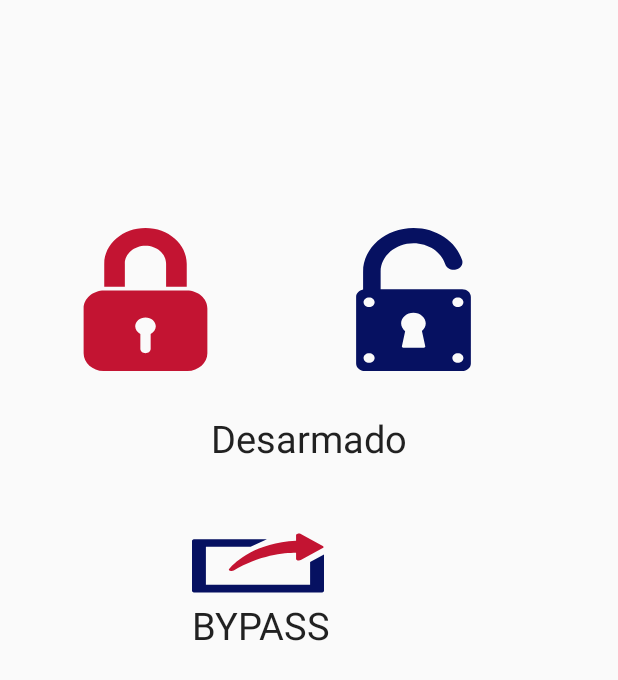
After one commit to JoaoCumbula/ProjectBasse, an Android app: the ArmarTudo screen opened directly, with no data from a screen before it, on a phone screen of 412 x 824 dp. The commit adds this screen. Shown: the top 680 px of the screen. Run offline under Robolectric (Android 15) with nearby library versions, the phone set to English and light mode, and no system bars; our stand-ins replace Firebase (no records; nobody signed in at launch, a user with empty details on screens opened directly); 3 statements that could not run were skipped.

Commit message:
ProjectBasse

```diff
--- a/app/src/main/AndroidManifest.xml
+++ b/app/src/main/AndroidManifest.xml
@@ -26,7 +26,8 @@
             android:name=".Others.MainActivity"
             android:theme="@style/Theme.AppCompat.Light.NoActionBar" />
         <activity android:name=".Others.Cadastro" />
-        <activity android:name=".Others.ArmarDesarmar"></activity>
+        <activity android:name=".Others.ArmarDesarmar" />
+        <activity android:name=".Others.ArmarTudo"></activity>
     </application>
 
 </manifest>
--- a/app/src/main/java/com/example/aspire/projectba/Fragments/FragmentPrincipal.java
+++ b/app/src/main/java/com/example/aspire/projectba/Fragments/FragmentPrincipal.java
@@ -93,8 +93,8 @@ public class FragmentPrincipal extends Fragment {
         });
         recyclerView = (RecyclerView) vi.findViewById(R.id.recyclerrvi);
         LinearLayoutManager mLayoutManager = new LinearLayoutManager(getActivity());
-        mLayoutManager.setReverseLayout(true);
-        mLayoutManager.setStackFromEnd(true);
+        // mLayoutManager.setReverseLayout(true);
+        //  mLayoutManager.setStackFromEnd(true);
         recyclerView.setLayoutManager(mLayoutManager);
         recyclerView.setHasFixedSize(true);
         adapter = new RecyclerViewAdapter(this, getContext());
--- /dev/null
+++ b/app/src/main/java/com/example/aspire/projectba/Others/ArmarTudo.java
@@ -0,0 +1,102 @@
+package com.example.aspire.projectba.Others;
+
+import android.Manifest;
+import android.content.Intent;
+import android.content.pm.PackageManager;
+import android.os.Bundle;
+import android.support.v4.app.ActivityCompat;
+import android.support.v4.content.ContextCompat;
+import android.support.v7.app.AppCompatActivity;
+import android.telephony.SmsManager;
+import android.view.View;
+import android.widget.Button;
+import android.widget.TextView;
+import android.widget.Toast;
+
+import com.example.aspire.projectba.R;
+import com.google.firebase.auth.FirebaseUser;
+
+public class ArmarTudo extends AppCompatActivity {
+
+    int MY_PERMISSIONS_REQUEST_REQUEST_SMS = 1;
+    SmsManager manager;
+    FirebaseUser user;
+    int getContacto, getCodAuto;
+    String getStatus;
+    private Button armar, desarmar, bypass;
+    private TextView status;
+
+    @Override
+    protected void onCreate(Bundle savedInstanceState) {
+        super.onCreate(savedInstanceState);
+        setContentView(R.layout.activity_armar_tudo);
+
+        manager = SmsManager.getDefault();
+        user = Conexao.getFirebaseUser();
+
+        armar = (Button) findViewById(R.id.buttonArmar);
+        desarmar = (Button) findViewById(R.id.buttonDesarmar);
+        bypass = (Button) findViewById(R.id.bypass);
+        status = (TextView) findViewById(R.id.status);
+
+        Intent intent = getIntent();
+        final String getMorada = intent.getExtras().getString("Morada");
+        getContacto = intent.getExtras().getInt("Contacto");
+        getCodAuto = intent.getExtras().getInt("CodAutorizacao");
+
+        armarDesarmarTudo();
+    }
+
+    public void armarDesarmarTudo() {
+        armar.setOnClickListener(new View.OnClickListener() {
+            @Override
+            public void onClick(View v) {
+                armar(getContacto, getCodAuto);
+                status.setText("Armado");
+                getStatus = status.getText().toString().trim();
+            }
+        });
+        desarmar.setOnClickListener(new View.OnClickListener() {
+            @Override
+            public void onClick(View v) {
+                desarmar(getContacto, getCodAuto);
+                status.setText("Desarmado");
+                getStatus = status.getText().toString().trim();
+            }
+        });
+        bypass.setOnClickListener(new View.OnClickListener() {
+            @Override
+            public void onClick(View v) {
+                Intent intent = new Intent(ArmarTudo.this, ArmarDesarmar.class);
+                intent.putExtra("Contacto", getContacto);
+                intent.putExtra("CodAutorizacao", getCodAuto);
+                intent.putExtra("Status", getStatus);
+                // start the activity
+                startActivity(intent);
+            }
+        });
+    }
+
+
+    public void armar(int getContacto, int getCodAuto) {
+        if (ContextCompat.checkSelfPermission(this, Manifest.permission.SEND_SMS)
+                != PackageManager.PERMISSION_GRANTED) {
+            ActivityCompat.requestPermissions(this, new String[]{Manifest.permission.SEND_SMS},
+                    MY_PERMISSIONS_REQUEST_REQUEST_SMS);
+        } else {
+            // manager.sendTextMessage(String.valueOf(getContacto), null, getCodAuto + " arm " + getZona, null, null);
+            Toast.makeText(this, "Armado", Toast.LENGTH_SHORT).show();
+        }
+    }
+
+    public void desarmar(int getContacto, int getCodAuto) {
+        if (ContextCompat.checkSelfPermission(this, Manifest.permission.SEND_SMS)
+                != PackageManager.PERMISSION_GRANTED) {
+            ActivityCompat.requestPermissions(this, new String[]{Manifest.permission.SEND_SMS},
+                    MY_PERMISSIONS_REQUEST_REQUEST_SMS);
+        } else {
+            //manager.sendTextMessage(String.valueOf(getContacto), null, getCodAuto + " disarm " + getZona, null, null);
+            Toast.makeText(this, "Desarmado", Toast.LENGTH_SHORT).show();
+        }
+    }
+}
--- /dev/null
+++ b/app/src/main/res/drawable/ic_logout_button.xml
@@ -0,0 +1,12 @@
+<vector xmlns:android="http://schemas.android.com/apk/res/android"
+    android:width="24dp"
+    android:height="24dp"
+    android:viewportHeight="95.0"
+    android:viewportWidth="95.0">
+    <path
+        android:fillColor="#061161"
+        android:pathData="M85,46.07v30.28H10V26.01h32.17l11.75,-10H2c-1.1,0 -2,0.9 -2,2v66.33c0,1.1 0.9,2 2,2h91c1.1,0 2,-0.9 2,-2V36.29L85,46.07z" />
+    <path
+        android:fillColor="#c31432"
+        android:pathData="M26.71,55.26c-0.42,0.9 -0.13,1.97 0.7,2.52c0.34,0.23 0.73,0.34 1.11,0.34c0.55,0 1.09,-0.23 1.48,-0.66c18.6,-20.49 36.11,-23.55 44.9,-23.55v8.35c0,0.81 0.49,1.54 1.23,1.85c0.75,0.31 1.61,0.14 2.18,-0.43l15.8,-15.81c0.78,-0.78 0.78,-2.05 0,-2.83L78.31,9.24c-0.57,-0.57 -1.43,-0.74 -2.18,-0.43c-0.75,0.31 -1.23,1.04 -1.23,1.85v7.37C45.91,20.88 31.54,45.02 26.71,55.26z" />
+</vector>
--- /dev/null
+++ b/app/src/main/res/drawable/ic_open_lock.xml
@@ -0,0 +1,9 @@
+<vector xmlns:android="http://schemas.android.com/apk/res/android"
+    android:width="24dp"
+    android:height="24dp"
+    android:viewportHeight="376.312"
+    android:viewportWidth="376.312">
+    <path
+        android:fillColor="#061161"
+        android:pathData="M299,161.3H113.2v-46.3c0,-41.3 33.6,-75 75,-75c33.8,0 63.5,22.7 72.4,55.2c2.9,10.7 13.9,16.9 24.5,14.1c10.7,-2.9 16.9,-13.9 14.1,-24.5C285.5,34.8 239.9,0 188.2,0C124.8,0 73.2,51.6 73.2,115v46.7c-9.1,1.9 -15.9,10 -15.9,19.6v175c0,11 9,20 20,20h221.7c11,0 20,-9 20,-20V181.3C319,170.2 310,161.3 299,161.3zM86.9,354.6c-6.9,0 -12.6,-5.6 -12.6,-12.6s5.6,-12.6 12.6,-12.6s12.6,5.6 12.6,12.6S93.8,354.6 86.9,354.6zM86.9,208.1c-6.9,0 -12.6,-5.6 -12.6,-12.6s5.6,-12.6 12.6,-12.6s12.6,5.6 12.6,12.6S93.8,208.1 86.9,208.1zM215,310.9c0.4,2.2 -1.1,3.9 -3.3,3.9h-46.7c-2.2,0 -3.7,-1.8 -3.3,-3.9l7.4,-39.4c-5.6,-5.1 -9.2,-12.5 -9.2,-20.7c0,-15.5 12.6,-28.1 28.1,-28.1s28.1,12.6 28.1,28.1c0,8 -3.3,15.2 -8.7,20.3L215,310.9zM289.4,354.6c-6.9,0 -12.6,-5.6 -12.6,-12.6s5.6,-12.6 12.6,-12.6s12.6,5.6 12.6,12.6S296.4,354.6 289.4,354.6zM289.4,208.1c-6.9,0 -12.6,-5.6 -12.6,-12.6s5.6,-12.6 12.6,-12.6s12.6,5.6 12.6,12.6S296.4,208.1 289.4,208.1z" />
+</vector>
--- /dev/null
+++ b/app/src/main/res/drawable/ic_rectangular_closed_padlock_lock_interface_symbol.xml
@@ -0,0 +1,12 @@
+<vector xmlns:android="http://schemas.android.com/apk/res/android"
+    android:width="24dp"
+    android:height="24dp"
+    android:viewportHeight="579.358"
+    android:viewportWidth="579.359">
+    <path
+        android:fillColor="#c31432"
+        android:pathData="M434.5,238.2v-93.3C434.5,65 369.6,0 289.7,0C209.8,0 144.8,65 144.8,144.8v93.3h72.4v-93.3c-0,-40 32.5,-72.4 72.4,-72.4c39.9,0 72.4,32.5 72.4,72.4v93.3H434.5z" />
+    <path
+        android:fillColor="#c31432"
+        android:pathData="M72.4,325.9v181.1c0,40 32.4,72.4 72.4,72.4h289.7c40,0 72.4,-32.4 72.4,-72.4V325.9c0,-40 -32.4,-72.4 -72.4,-72.4H144.8C104.8,253.5 72.4,285.9 72.4,325.9zM289.7,362.1c20,0 36.2,16.2 36.2,36.2c0,13.3 -7.5,24.4 -18.1,30.7v59.9c0,10 -8.1,18.1 -18.1,18.1c-10,0 -18.1,-8.1 -18.1,-18.1v-59.9c-10.6,-6.3 -18.1,-17.4 -18.1,-30.7C253.5,378.3 269.7,362.1 289.7,362.1z" />
+</vector>
--- /dev/null
+++ b/app/src/main/res/layout/activity_armar_tudo.xml
@@ -0,0 +1,60 @@
+<?xml version="1.0" encoding="utf-8"?>
+<RelativeLayout xmlns:android="http://schemas.android.com/apk/res/android"
+    xmlns:tools="http://schemas.android.com/tools"
+    android:layout_width="match_parent"
+    android:layout_height="match_parent"
+    tools:context="com.example.aspire.projectba.Others.ArmarTudo">
+
+
+    <Button
+        android:id="@+id/buttonArmar"
+        android:layout_width="110dp"
+        android:layout_height="95dp"
+        android:layout_alignParentStart="true"
+        android:layout_alignParentTop="true"
+        android:layout_marginStart="42dp"
+        android:layout_marginTop="152dp"
+        android:background="@drawable/ic_rectangular_closed_padlock_lock_interface_symbol" />
+
+    <TextView
+        android:id="@+id/status"
+        android:layout_width="wrap_content"
+        android:layout_height="wrap_content"
+        android:layout_below="@+id/buttonArmar"
+        android:layout_centerHorizontal="true"
+        android:layout_marginTop="27dp"
+        android:text="Desarmado"
+        android:textAppearance="?android:attr/textAppearanceLarge"
+        android:textSize="25sp" />
+
+
+    <Button
+        android:id="@+id/buttonDesarmar"
+        android:layout_width="110dp"
+        android:layout_height="95dp"
+        android:layout_above="@+id/status"
+        android:layout_toEndOf="@+id/textView4"
+        android:background="@drawable/ic_open_lock" />
+
+
+    <Button
+        android:id="@+id/bypass"
+        android:layout_width="wrap_content"
+        android:layout_height="wrap_content"
+        android:layout_alignStart="@+id/buttonArmar"
+        android:layout_below="@+id/status"
+        android:layout_marginStart="86dp"
+        android:layout_marginTop="42dp"
+        android:background="@drawable/ic_logout_button" />
+
+    <TextView
+        android:id="@+id/textView4"
+        android:layout_width="wrap_content"
+        android:layout_height="wrap_content"
+        android:layout_alignStart="@+id/bypass"
+        android:layout_below="@+id/bypass"
+        android:text="BYPASS"
+        android:textAppearance="?android:attr/textAppearanceLarge"
+        android:textSize="25sp" />
+
+</RelativeLayout>
--- a/app/src/main/res/layout/activity_fragment_definicoes.xml
+++ b/app/src/main/res/layout/activity_fragment_definicoes.xml
@@ -4,7 +4,6 @@
     xmlns:tools="http://schemas.android.com/tools"
     android:layout_width="match_parent"
     android:layout_height="match_parent"
-    android:background="@drawable/security"
     android:fitsSystemWindows="true"
     android:paddingBottom="16dp"
     android:paddingLeft="16dp"
--- a/app/src/main/res/layout/activity_fragment_principal.xml
+++ b/app/src/main/res/layout/activity_fragment_principal.xml
@@ -4,7 +4,6 @@
     xmlns:tools="http://schemas.android.com/tools"
     android:layout_width="match_parent"
     android:layout_height="match_parent"
-    android:background="@drawable/security"
     android:paddingBottom="16dp"
     android:paddingLeft="16dp"
     android:paddingRight="16dp"
--- a/app/src/main/res/layout/activity_fragment_zonas.xml
+++ b/app/src/main/res/layout/activity_fragment_zonas.xml
@@ -3,7 +3,6 @@
     xmlns:tools="http://schemas.android.com/tools"
     android:layout_width="match_parent"
     android:layout_height="match_parent"
-    android:background="@drawable/security"
     tools:context="com.example.aspire.projectba.Fragments.FragmentZonas">
 
 </android.support.constraint.ConstraintLayout>
--- a/app/src/main/res/layout/activity_login.xml
+++ b/app/src/main/res/layout/activity_login.xml
@@ -2,7 +2,6 @@
 <LinearLayout xmlns:android="http://schemas.android.com/apk/res/android"
     android:layout_width="match_parent"
     android:layout_height="match_parent"
-    android:background="@drawable/security"
     android:orientation="vertical"
     android:paddingBottom="@dimen/activity_vertical_margin"
     android:paddingLeft="18dp"
--- a/app/src/main/res/layout/model_zonas.xml
+++ b/app/src/main/res/layout/model_zonas.xml
@@ -2,11 +2,13 @@
 <RelativeLayout xmlns:android="http://schemas.android.com/apk/res/android"
     android:layout_width="match_parent"
     android:layout_height="wrap_content"
+    android:clickable="true"
     android:orientation="vertical">
 
     <RelativeLayout
         android:layout_width="match_parent"
-        android:layout_height="wrap_content">
+        android:layout_height="wrap_content"
+        android:clickable="true">
 
         <TextView
             android:id="@+id/nomeZona"
@@ -32,7 +34,7 @@
         <View
             android:id="@+id/view"
             android:layout_width="match_parent"
-            android:layout_height="2dp"
+            android:layout_height="1dp"
             android:layout_margin="5dp"
             android:background="#061161" />
 
```
Also changed, not shown: app/src/main/java/com/example/aspire/projectba/Adapter/EstadosZonasAdapter.java (+87 -14 lines), app/src/main/java/com/example/aspire/projectba/Adapter/RecyclerViewAdapter.java (+4 -4 lines), app/src/main/java/com/example/aspire/projectba/Others/ArmarDesarmar.java (+44 -27 lines), app/src/main/res/drawable/ic_lock_open_black_24dp.xml (deleted, +0 -9 lines), app/src/main/res/drawable/ic_lock_padlock_symbol_for_protect.xml (added, +9 -0 lines), app/src/main/res/drawable/ic_shield.xml (added, +24 -0 lines), app/src/main/res/layout/activity_armar_desarmar.xml (+2 -33 lines).
